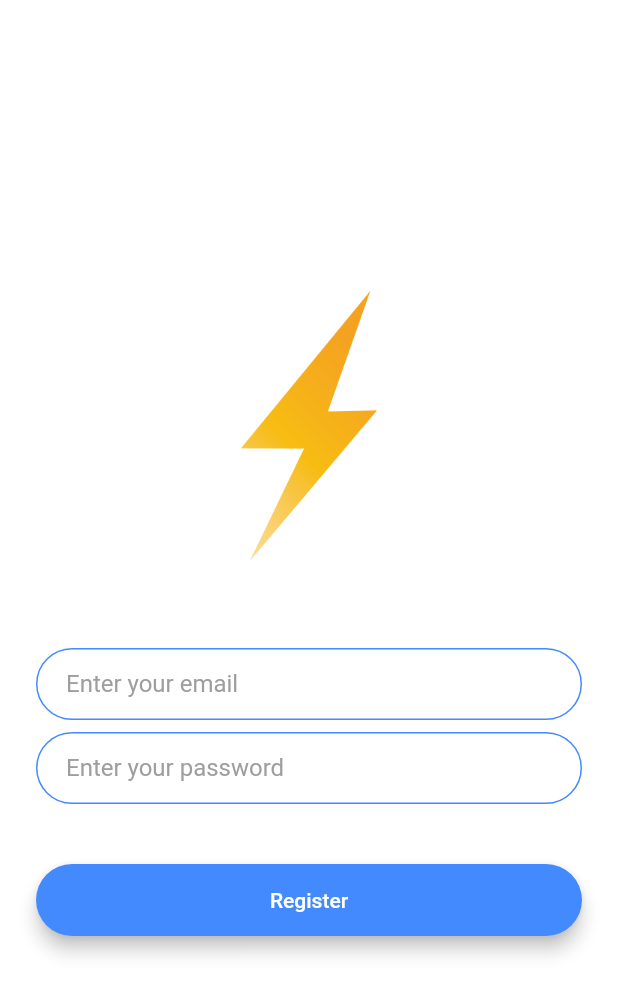
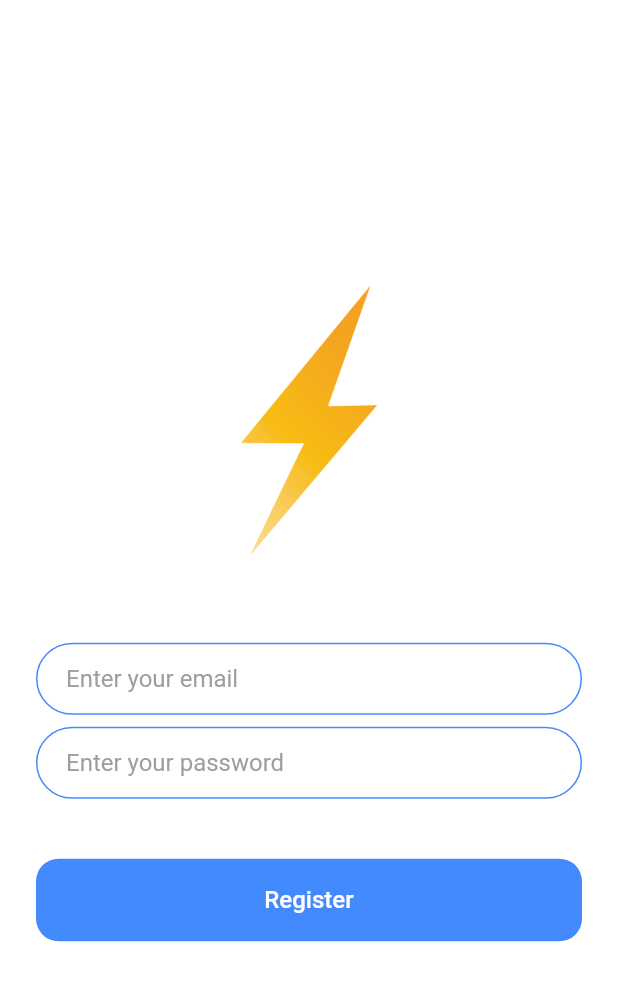
Before and after one commit to srockstech/first_chat, a Flutter app: the RegistrationScreen screen opened by its route, on a phone screen of 412 x 824 dp. Shown: the top 995 px of the screen. Run offline on Flutter 3.47's test engine with Material 2 defaults, Android fonts, the phone set to English and light mode, and no system bars; our stand-ins replace animated_text_kit.

Commit message:
Added RoundedButton on login and registration screens

```diff
--- a/lib/screens/registration_screen.dart
+++ b/lib/screens/registration_screen.dart
@@ -1,3 +1,4 @@
+import 'package:flash_chat/components/rounded_button.dart';
 import 'package:flutter/material.dart';
 
 class RegistrationScreen extends StatefulWidget {
@@ -77,24 +78,12 @@ class _RegistrationScreenState extends State<RegistrationScreen> {
             SizedBox(
               height: 24.0,
             ),
-            Padding(
-              padding: EdgeInsets.symmetric(vertical: 16.0),
-              child: Material(
-                color: Colors.blueAccent,
-                borderRadius: BorderRadius.all(Radius.circular(30.0)),
-                elevation: 5.0,
-                child: MaterialButton(
-                  onPressed: () {
-                    //Implement registration functionality.
-                  },
-                  minWidth: 200.0,
-                  height: 42.0,
-                  child: Text(
-                    'Register',
-                    style: TextStyle(color: Colors.white),
-                  ),
-                ),
-              ),
+            RoundedButton(
+              color: Colors.blueAccent,
+              text: 'Register',
+              onPressed: () {
+                //Implement registration functionality
+              },
             ),
           ],
         ),
```
Also changed, not shown: lib/screens/login_screen.dart (+7 -17 lines).
